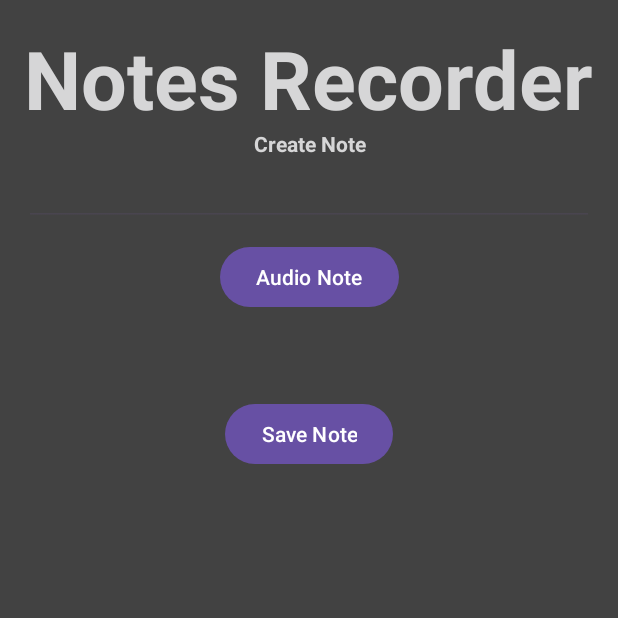
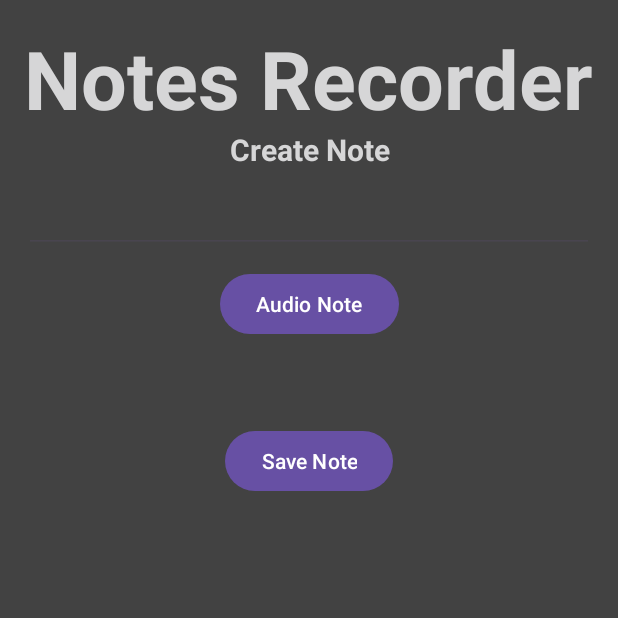
Before and after one commit to richardrubik/AndroidBaseApp, an Android app: the screen it shows after launch (MainActivity), on a phone screen of 412 x 824 dp, the top half of it. Run offline under Robolectric (Android 15) with nearby library versions, the phone set to English and light mode, and no system bars; libraries missing offline, so code that uses them is left out: org.sqlite.database; 2 statements that could not run were skipped.

Commit message:
Some font changes

```diff
--- a/app/src/main/res/layout/fragment_records_create.xml
+++ b/app/src/main/res/layout/fragment_records_create.xml
@@ -20,13 +20,15 @@
             android:paddingTop="70dp"
             android:text="@string/records_create_fragment"
             android:textColor="@color/blue_300"
+            android:textSize="20sp"
             android:textStyle="bold" />
 
         <android.widget.EditText
             android:id="@+id/text_input"
             android:layout_width="match_parent"
             android:layout_height="wrap_content"
-            android:textColor="@color/blue_300"
+            android:textColor="@color/white"
+            android:textSize="25sp"
             app:layout_constraintEnd_toEndOf="parent"
             app:layout_constraintHorizontal_bias="0.5"
             app:layout_constraintStart_toStartOf="parent"
--- a/app/src/main/res/layout/fragment_records_list.xml
+++ b/app/src/main/res/layout/fragment_records_list.xml
@@ -22,6 +22,7 @@
             android:gravity="center"
             android:text="@string/records_list_fragment"
             android:textColor="@color/blue_300"
+            android:textSize="20sp"
             android:textStyle="bold" />
 
         <ListView
```
